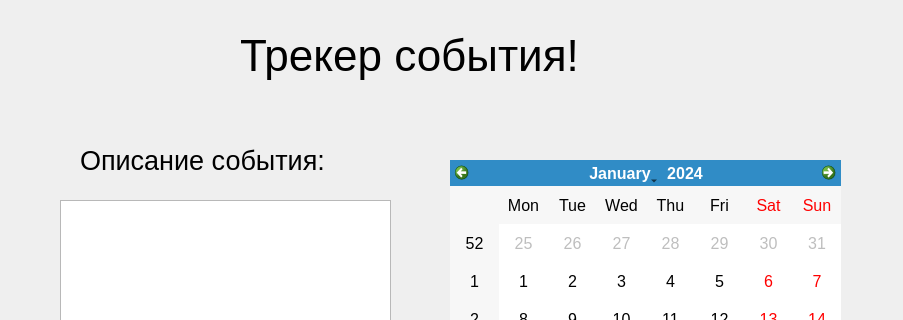
This is tracker.ui in Anzhelika007/PyQt6_tracker as Qt 5 draws it before an edit; both pictures show x 0 to 903 and y 0 to 320 of the 903 by 714 pixel window. The edited form follows.
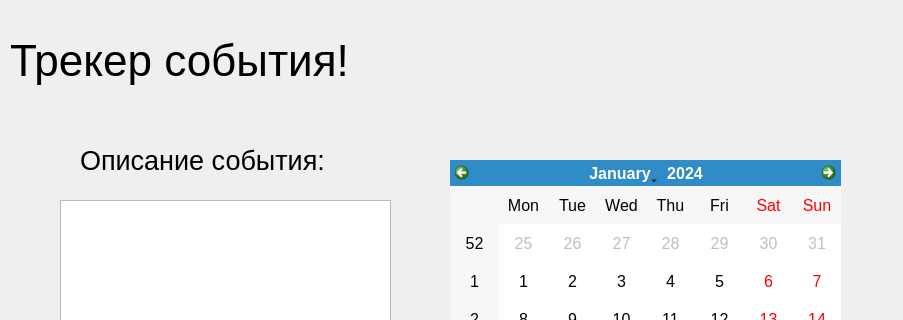
This is the edited form.

The edit to the form file:
```diff
--- a/tracker.ui
+++ b/tracker.ui
@@ -22,10 +22,10 @@
    <widget class="QLabel" name="label">
     <property name="geometry">
      <rect>
-      <x>240</x>
+      <x>10</x>
       <y>10</y>
-      <width>421</width>
-      <height>91</height>
+      <width>881</width>
+      <height>101</height>
      </rect>
     </property>
     <property name="font">
```
